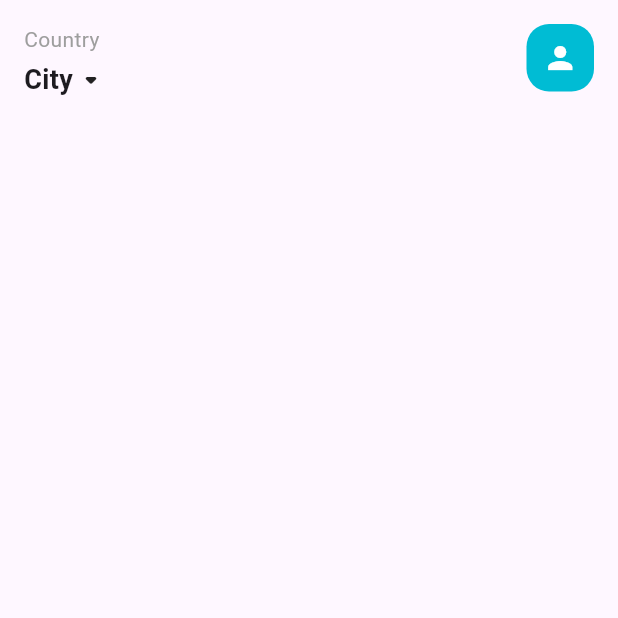
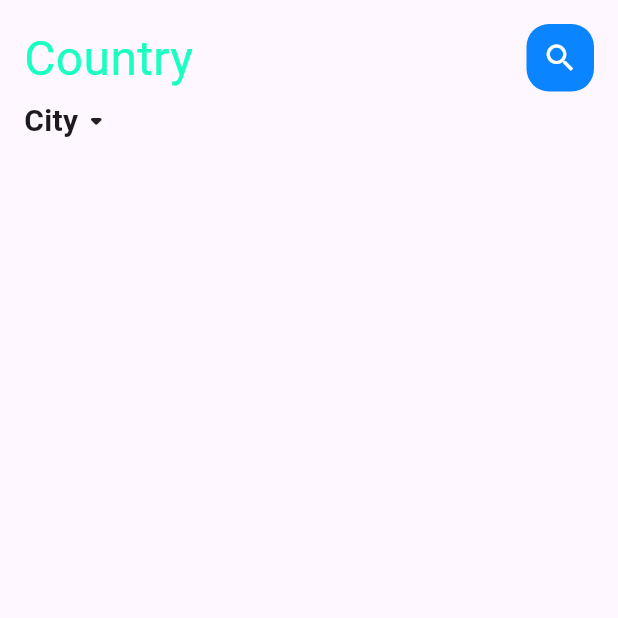
Before and after one commit to AkshitGameDev/commercialism, a Flutter app: the screen it shows after launch, on a phone screen of 412 x 824 dp, the top half of it. Run offline on Flutter 3.47's test engine with Material 3 defaults, Android fonts, the phone set to English and light mode, and no system bars.

Commit message:
working on top bar

```diff
--- /dev/null
+++ b/commercialism/lib/AppColors.dart
@@ -0,0 +1,18 @@
+import 'package:flutter/material.dart';
+
+class AppColors {
+  AppColors._();
+
+  static final Color primary = Color(0xFF0A84FF);
+  static final Color primaryVariant = Color(0xFF0060DF);
+  static const Color accent = Color(0xFFFFC107);
+  static const Color background = Color(0xFFF5F7FA);
+  static const Color surface = Color(0xFFFFFFFF);
+  static const Color textPrimary = Color(0xFF111827);
+  static const Color textSecondary = Color(0xFF6B7280);
+  static const Color success = Color(0xFF10B981);
+  static const Color danger = Color(0xFFEF4444);
+  static const Color disabled = Color(0xFF9CA3AF);
+  static const Color border = Color(0xFFE5E7EB);
+  static const Color COUNTRY_NAME = Color(0xFF1AFFC2);
+}
--- a/commercialism/lib/Home/main_food_Page.dart
+++ b/commercialism/lib/Home/main_food_Page.dart
@@ -1,3 +1,4 @@
+import 'package:commercialism/AppColors.dart';
 import 'package:flutter/material.dart';
 
 
@@ -12,7 +13,10 @@ class _MainFoodPageState extends State<MainFoodPage> {
   @override
   Widget build(BuildContext context) {
     return Scaffold(
-      body: SafeArea(
+      body: Column(
+        children: [
+         SafeArea(
+
         child: Padding(
           padding: const EdgeInsets.all(16),
           child: Row(
@@ -24,7 +28,7 @@ class _MainFoodPageState extends State<MainFoodPage> {
                 children: const [
                   Text(
                     "Country",
-                    style: TextStyle(fontSize: 14, color: Colors.grey),
+                    style: TextStyle(fontSize: 32, color: AppColors.COUNTRY_NAME),
                   ),
                   SizedBox(height: 4),
                   Row(
@@ -32,7 +36,7 @@ class _MainFoodPageState extends State<MainFoodPage> {
                       Text(
                         "City",
                         style: TextStyle(
-                          fontSize: 18,
+                          fontSize: 20,
                           fontWeight: FontWeight.bold,
                         ),
                       ),
@@ -45,15 +49,17 @@ class _MainFoodPageState extends State<MainFoodPage> {
                 width: 45,
                 height: 45,
                 decoration: BoxDecoration(
-                  color: Colors.cyan,
+                  color: AppColors.primary,
                   borderRadius: BorderRadius.circular(15),
                 ),
-                child: const Icon(Icons.person, color: Colors.white),
+                child: const Icon(Icons.search, color: Colors.white),
               ),
             ],
           ),
         ),
       ),
+        ],
+      ),
     );
   }
 }
```
Also changed, not shown: commercialism/lib/Widgets/big_text.dart (added, +38 -0 lines).
